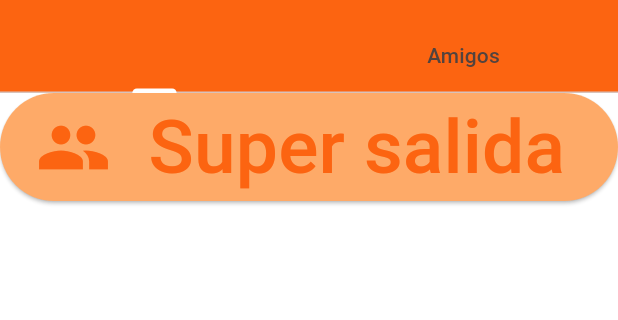
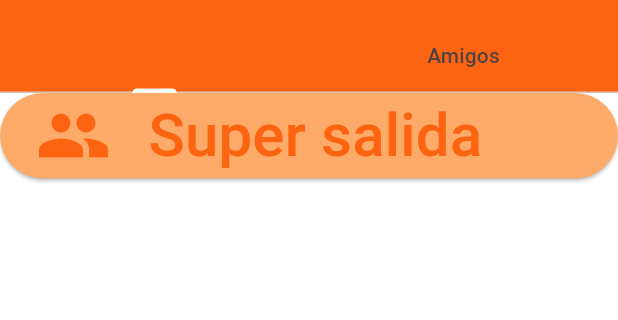
Before and after one commit to LeoLizc/f_parche, a Flutter app: the screen it shows after launch, after a tap on the "message" icon, on a phone screen of 412 x 824 dp, the part 63-383 px from its top. Run offline on Flutter 3.47's test engine with Material 2 defaults, Android fonts, the phone set to English and light mode, and no system bars; our stand-ins replace flex_color_scheme, flutter_svg, get, loggy.

Commit message:
Refactor UI code

```diff
--- a/lib/ui/pages/home.dart
+++ b/lib/ui/pages/home.dart
@@ -60,7 +60,7 @@ class HomePage extends StatelessWidget {
               children: [
                 Flexible(
                   flex: 0,
-                  child: Container(
+                  child: SizedBox(
                     width: 140.0,
                     height: 140.0,
                     child: ElevatedButton(
@@ -72,7 +72,7 @@ class HomePage extends StatelessWidget {
                         );
                       },
                       style: ElevatedButton.styleFrom(
-                        backgroundColor: Color(0xFFFEAA68),
+                        backgroundColor: const Color(0xFFFEAA68),
                         shape: RoundedRectangleBorder(
                           borderRadius: BorderRadius.circular(25.0),
                         ),
@@ -90,7 +90,7 @@ class HomePage extends StatelessWidget {
                 const SizedBox(width: 20.0),
                 Flexible(
                   flex: 0,
-                  child: Container(
+                  child: SizedBox(
                     width: 140.0,
                     height: 140.0,
                     child: ElevatedButton(
@@ -131,7 +131,7 @@ class HomePage extends StatelessWidget {
               children: [
                 Flexible(
                   flex: 0,
-                  child: Container(
+                  child: SizedBox(
                     width: 140.0,
                     height: 140.0,
                     child: ElevatedButton(
@@ -156,7 +156,7 @@ class HomePage extends StatelessWidget {
                 const SizedBox(width: 20.0),
                 Flexible(
                   flex: 0,
-                  child: Container(
+                  child: SizedBox(
                     width: 140.0,
                     height: 140.0,
                     child: ElevatedButton(
--- a/lib/ui/pages/parches.dart
+++ b/lib/ui/pages/parches.dart
@@ -9,9 +9,10 @@ class ParchePage extends StatelessWidget {
       length: 2, // Número de pestañas
       child: Scaffold(
         appBar: AppBar(
-          title: Text('Chat App'),
-          backgroundColor: Color(0xFFFC6411), // Cambiar el color de la AppBar
-          bottom: TabBar(
+          title: const Text('Chat App'),
+          backgroundColor:
+              const Color(0xFFFC6411), // Cambiar el color de la AppBar
+          bottom: const TabBar(
             tabs: [
               Tab(text: 'Chat'),
               Tab(text: 'Amigos'),
@@ -41,23 +42,22 @@ class ChatTab extends StatelessWidget {
         final friend = planes[index];
         return ElevatedButton(
           style: ElevatedButton.styleFrom(
-            primary: Color(0xFFFEAA68), // Cambiar el color de fondo a blanco
+            primary:
+                const Color(0xFFFEAA68), // Cambiar el color de fondo a blanco
           ),
           onPressed: () {
             // Agregar la lógica para manejar el botón de amigo aquí.
           },
-          child: Container(
           child: Row(
             children: [
               Icon(friend.icon, size: 50),
-                SizedBox(width: 25),
+              const SizedBox(width: 25),
               //damos tamaño al texto y color negro
               Text(friend.name,
-                    style: TextStyle(
-                      fontSize: 50,
+                  style: const TextStyle(
+                    fontSize: 40,
                   )),
             ],
-            ),
           ),
         );
       },
```
Also changed, not shown: lib/ui/pages/auth/chat.dart (deleted, +0 -95 lines), lib/ui/pages/chat.dart (+13 -12 lines), lib/ui/pages/create_parche.dart (+16 -13 lines). Lines whose indentation alone changed are shown as unchanged.
